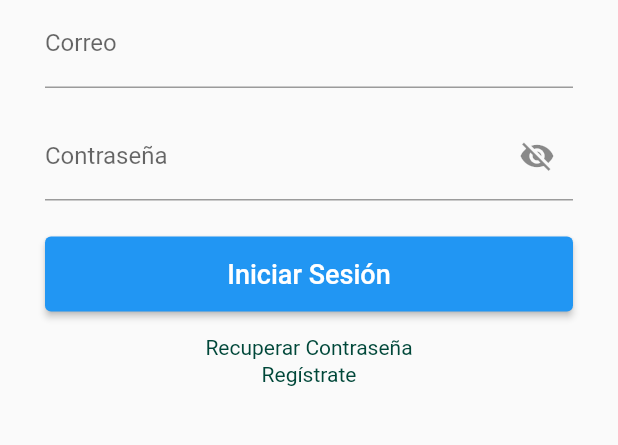
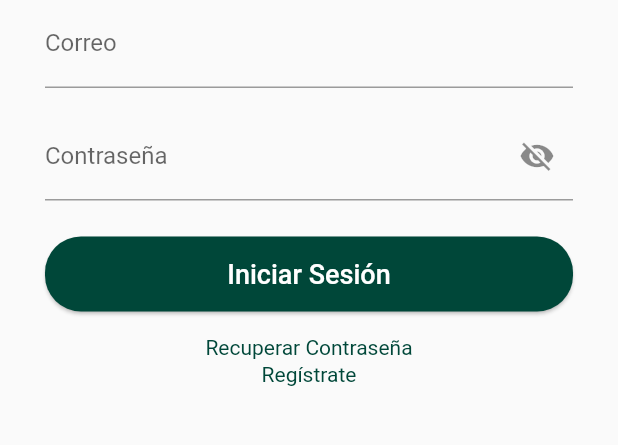
Before and after one commit to ITAM-IngenieriaSoftware-2022/asesoriasITAM2022, a Flutter app: the screen it shows after launch, on a phone screen of 412 x 824 dp, the part 437-882 px from its top. Run offline on Flutter 3.47's test engine with Material 2 defaults, Android fonts, the phone set to English and light mode, and no system bars; our stand-ins replace cloud_firestore, firebase_auth, firebase_core; accounts and stored records are empty.

Commit message:
recuperar contraseña y themes

```diff
--- a/src/asesoriasitam/lib/main.dart
+++ b/src/asesoriasitam/lib/main.dart
@@ -1,5 +1,6 @@
 import 'package:asesoriasitam/pantallas/inicio.dart';
-import 'package:asesoriasitam/pantallas/login.dart';
+import 'package:asesoriasitam/pantallas/auth/login.dart';
+import 'package:asesoriasitam/themes.dart';
 import 'package:firebase_auth/firebase_auth.dart';
 import 'package:flutter/material.dart';
 import 'package:firebase_core/firebase_core.dart';
@@ -32,7 +33,7 @@ class MyApp extends StatelessWidget {
       child: MaterialApp(
         title: 'Asesorias ITAM',
         debugShowCheckedModeBanner: false,
-        //theme: lightTheme,
+        theme: lightTheme,
         home: AuthenticationWrapper(),
       ),
     );
--- a/src/asesoriasitam/lib/pantallas/login.dart
+++ b/src/asesoriasitam/lib/pantallas/auth/login.dart
@@ -1,6 +1,7 @@
 import 'package:asesoriasitam/db/auth_services.dart';
 import 'package:asesoriasitam/palette.dart';
-import 'package:asesoriasitam/pantallas/registro.dart';
+import 'package:asesoriasitam/pantallas/auth/recupera_contra.dart';
+import 'package:asesoriasitam/pantallas/auth/registro.dart';
 import 'package:asesoriasitam/utils/functionality.dart';
 import 'package:asesoriasitam/widgets/actionButton.dart';
 import 'package:asesoriasitam/widgets/textInput.dart';
@@ -92,7 +93,7 @@ class _LoginState extends State<Login> {
                   SizedBox(height: 16),
 
                   InkWell(
-                      //onTap: () => goto(context, RecoveryPassword()),
+                      onTap: () => goto(context, RecoveryPassword()),
                       child: Text("Recuperar Contraseña",
                           style: TextStyle(
                               color: Palette.mainGreen, fontSize: 14))),
--- /dev/null
+++ b/src/asesoriasitam/lib/themes.dart
@@ -0,0 +1,23 @@
+import 'package:asesoriasitam/palette.dart';
+import 'package:flutter/material.dart';
+
+const lightPrimary = Palette.mainGreen;
+const lightAccent = Palette.mainYellow;
+
+final lightTheme = ThemeData(
+    primarySwatch: Palette.mainGreenMaterial,
+    accentColor: lightPrimary,
+    appBarTheme: AppBarTheme(elevation: 0.0),
+    elevatedButtonTheme: ElevatedButtonThemeData(
+        style: ButtonStyle(
+            foregroundColor: MaterialStateProperty.all<Color>(Colors.white),
+            backgroundColor:
+                MaterialStateProperty.all<Color>(Palette.mainGreen),
+            overlayColor: MaterialStateProperty.all<Color>(Palette.mainGreen),
+            shape: MaterialStateProperty.all<OutlinedBorder>(
+                const RoundedRectangleBorder(
+                    borderRadius: BorderRadius.all(Radius.circular(24)))), //7
+            elevation: MaterialStateProperty.all<double>(1.0))),
+    textButtonTheme: TextButtonThemeData(
+        style: ButtonStyle(
+            foregroundColor: MaterialStateProperty.all<Color>(lightPrimary))));
```
Also changed, not shown: src/asesoriasitam/lib/pantallas/auth/recupera_contra.dart (added, +94 -0 lines), src/asesoriasitam/lib/pantallas/auth/registro.dart (renamed from src/asesoriasitam/lib/pantallas/registro.dart), 1 other file.
